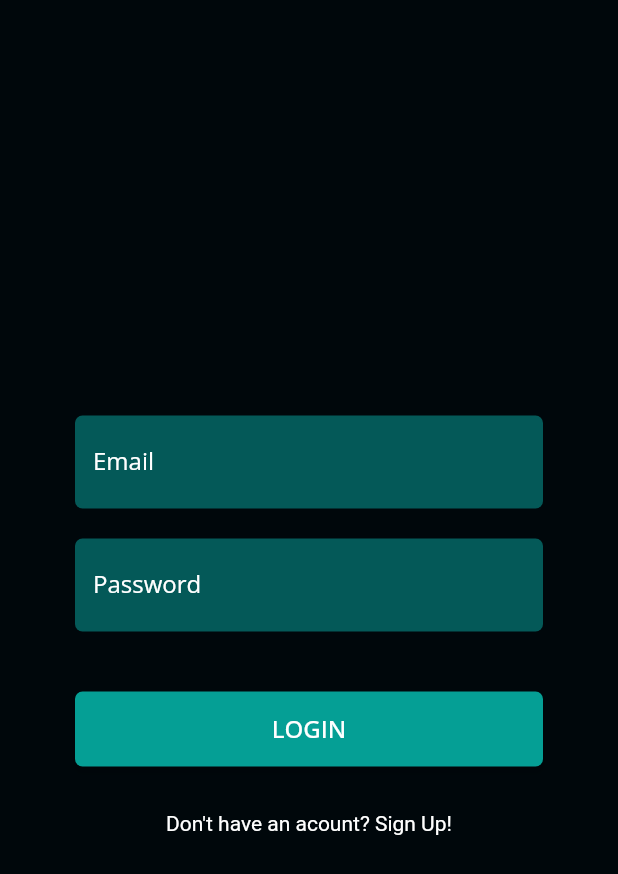
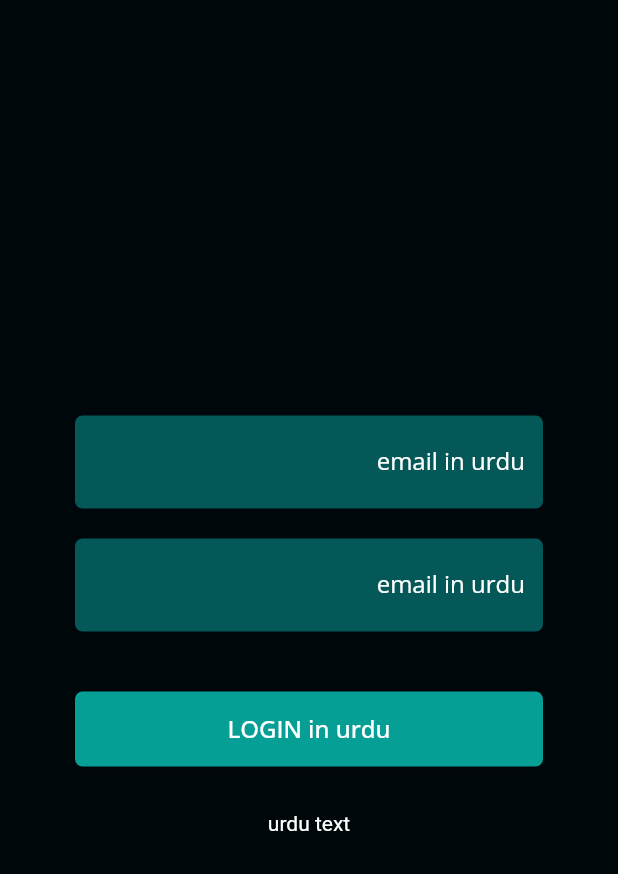
Before and after one commit to hadiyaaamir/khulasa, a Flutter app: the screen it shows after launch, on a phone screen of 412 x 824 dp. Shown: the top 874 px of the screen. Run offline on Flutter 3.47's test engine with Material 2 defaults, Android fonts, the phone set to English and light mode, and no system bars; our stand-ins replace cloud_firestore, file_picker, flutter_tts, image_picker; missing offline and left inert: dart:ffi, flutter_tesseract_ocr, pdf_text, syncfusion_flutter_pdf; accounts and stored records are empty; network calls fail.

```diff
--- a/lib/Views/Entrance/login.dart
+++ b/lib/Views/Entrance/login.dart
@@ -1,6 +1,7 @@
 import 'package:flutter/gestures.dart';
 import 'package:flutter/material.dart';
 import 'package:khulasa/Controllers/darkMode.dart';
+import 'package:khulasa/Controllers/languageprovider.dart';
 import 'package:khulasa/Controllers/navigation.dart';
 import 'package:khulasa/Models/colorTheme.dart';
 import 'package:khulasa/Views/Widgets/button.dart';
@@ -25,6 +26,8 @@ class _LoginState extends State<Login> {
   @override
   Widget build(BuildContext context) {
     ColorTheme colors = context.watch<DarkMode>().mode;
+    bool isEnglish = context.watch<Language>().isEnglish;
+
     return Scaffold(
       backgroundColor: colors.background,
       body: Center(
@@ -35,7 +38,8 @@ class _LoginState extends State<Login> {
           children: [
             //email textfield
             textField(
-              label: "Email",
+              label: isEnglish ? "Email" : "email in urdu",
+              directionality: isEnglish ? TextDirection.ltr : TextDirection.rtl,
               icon: Icons.email,
               controller: emailController,
               allowEmpty: true,
@@ -53,7 +57,8 @@ class _LoginState extends State<Login> {
 
             //password textfield
             textField(
-              label: "Password",
+              label: isEnglish ? "Password" : "email in urdu",
+              directionality: isEnglish ? TextDirection.ltr : TextDirection.rtl,
               controller: passwordController,
               icon: Icons.password_rounded,
               password: true,
@@ -65,7 +70,7 @@ class _LoginState extends State<Login> {
 
             //button
             Btn(
-                label: "LOGIN",
+                label: isEnglish ? "LOGIN" : "LOGIN in urdu",
                 onPress: () async {
                   final FormState form = _formKey.currentState as FormState;
                   if (form.validate()) {
@@ -76,7 +81,9 @@ class _LoginState extends State<Login> {
 
             RichText(
                 text: TextSpan(
-                    text: "Don't have an acount? Sign Up!",
+                    text: isEnglish
+                        ? "Don't have an acount? Sign Up!"
+                        : "urdu text",
                     style: TextStyle(color: colors.text),
                     recognizer: TapGestureRecognizer()
                       ..onTap = () {
--- a/lib/Views/Entrance/option.dart
+++ b/lib/Views/Entrance/option.dart
@@ -2,6 +2,7 @@ import 'package:flutter/material.dart';
 import 'package:flutter/src/widgets/container.dart';
 import 'package:flutter/src/widgets/framework.dart';
 import 'package:khulasa/Controllers/darkMode.dart';
+import 'package:khulasa/Controllers/languageprovider.dart';
 import 'package:khulasa/Controllers/navigation.dart';
 import 'package:khulasa/Models/colorTheme.dart';
 import 'package:khulasa/Views/Widgets/NavBar/customAppBar.dart';
@@ -26,6 +27,7 @@ class _OptionState extends State<Option> {
   Widget build(BuildContext context) {
     ColorTheme colors = context.watch<DarkMode>().mode;
     bool isDarkMode = context.watch<DarkMode>().isDarkMode;
+    bool isEnglish = context.watch<Language>().isEnglish;
 
     return Scaffold(
       appBar: CustomAppBar(),
@@ -37,7 +39,7 @@ class _OptionState extends State<Option> {
             mainAxisAlignment: MainAxisAlignment.center,
             children: [
               Btn(
-                label: "Summary",
+                label: isEnglish ? "Summary" : "خلاصہ",
                 onPress: () =>
                     Navigation().navigation(context, const Summary()),
                 background: colors.primary,
@@ -46,7 +48,7 @@ class _OptionState extends State<Option> {
                 font: largeFont,
               ),
               Btn(
-                label: "RSS Feed",
+                label: isEnglish ? "RSS Feed" : "RSS in urdu",
                 onPress: () =>
                     Navigation().navigation(context, const Categories()),
                 background: colors.primary,
--- a/lib/Views/Widgets/textfield.dart
+++ b/lib/Views/Widgets/textfield.dart
@@ -14,9 +14,9 @@ class textField extends StatelessWidget {
     this.lines = 1,
     this.paddingVert = 10,
     this.textAlign = TextAlign.left,
-
     this.allowEmpty = false,
     this.isLoading = false,
+    this.directionality = TextDirection.ltr,
   });
 
   final TextEditingController controller;
@@ -31,11 +31,15 @@ class textField extends StatelessWidget {
   final bool allowEmpty;
   final bool isLoading;
 
+  final TextDirection directionality;
+
   @override
   Widget build(BuildContext context) {
     ColorTheme colors = context.watch<DarkMode>().mode;
     return Padding(
-        padding: EdgeInsets.symmetric(horizontal: 50, vertical: paddingVert),
+      padding: EdgeInsets.symmetric(horizontal: 50, vertical: paddingVert),
+      child: Directionality(
+        textDirection: directionality,
         child: TextFormField(
           textAlign: textAlign,
           cursorColor: colors.text,
@@ -69,6 +73,8 @@ class textField extends StatelessWidget {
             return validate == null ? null : validate!(value);
           },
           style: (TextStyle(color: colors.text)),
-        ));
+        ),
+      ),
+    );
   }
 }
```
Also changed, not shown: lib/Controllers/languageprovider.dart (+9 -3 lines), lib/Views/Widgets/NavBar/Toggle.dart (+18 -7 lines).
